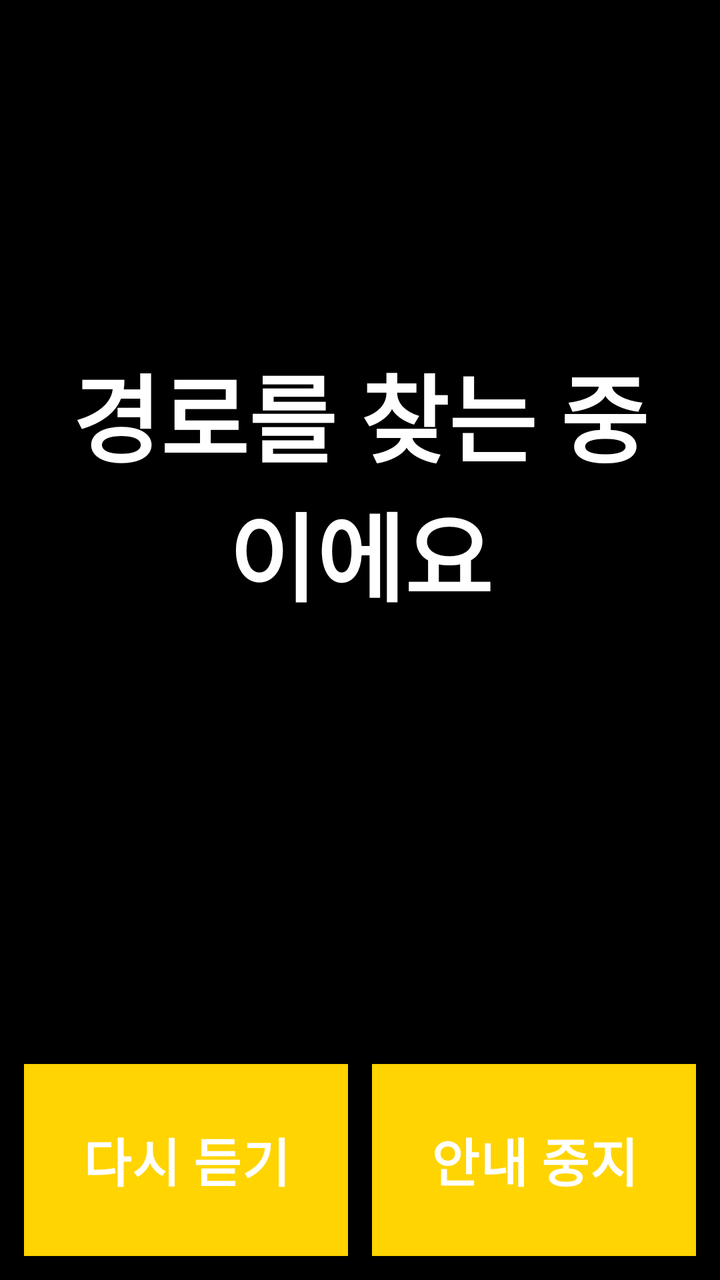
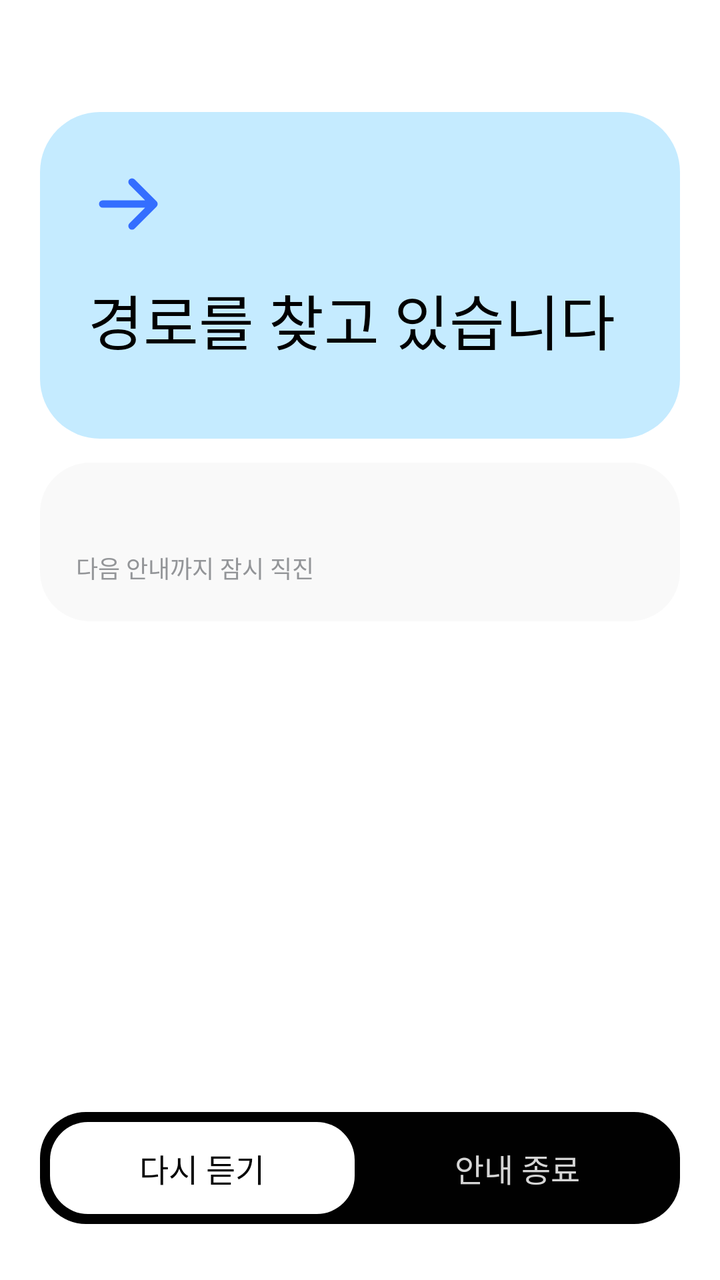

An Android layout rendered at two revisions. The XML below is the earlier revision; the diff shows what the commit changed to produce the second picture.
<!-- AndroidManifest.xml: application theme Theme.APPFE -->
<!-- res/layout/fragment_navigation.xml -->
<?xml version="1.0" encoding="utf-8"?>
<LinearLayout xmlns:android="http://schemas.android.com/apk/res/android"
    android:layout_width="match_parent"
    android:layout_height="match_parent"
    android:orientation="vertical"
    android:background="@color/bg">

    <TextView
        android:id="@+id/instruction_text"
        android:layout_width="match_parent"
        android:layout_height="0dp"
        android:layout_weight="1"
        android:text="@string/nav_routing"
        android:textColor="@color/fg"
        android:textSize="48sp"
        android:textStyle="bold"
        android:gravity="center"
        android:padding="24dp"
        android:importantForAccessibility="no" />

    <TextView
        android:id="@+id/beacon_debug"
        android:layout_width="match_parent"
        android:layout_height="wrap_content"
        android:textColor="@color/accent"
        android:textSize="18sp"
        android:gravity="center"
        android:paddingBottom="12dp"
        android:importantForAccessibility="no" />

    <LinearLayout
        android:layout_width="match_parent"
        android:layout_height="wrap_content"
        android:orientation="horizontal"
        android:padding="12dp">

        <Button
            android:id="@+id/btn_replay"
            style="@style/SubButton"
            android:layout_width="0dp"
            android:layout_height="wrap_content"
            android:layout_weight="1"
            android:layout_marginEnd="6dp"
            android:text="@string/nav_replay"
            android:contentDescription="@string/nav_replay_desc" />

        <Button
            android:id="@+id/btn_stop"
            style="@style/SubButton"
            android:layout_width="0dp"
            android:layout_height="wrap_content"
            android:layout_weight="1"
            android:layout_marginStart="6dp"
            android:text="@string/nav_stop"
            android:contentDescription="@string/nav_stop_desc" />
    </LinearLayout>

</LinearLayout>
<!-- resources referenced by this layout -->
<resources>
  <color name="accent">#FFFFD400</color>
  <color name="bg">#FF000000</color>
  <color name="fg">#FFFFFFFF</color>
  <string name="nav_routing">경로를 찾는 중이에요</string>
  <string name="nav_stop">안내 중지</string>
  <string name="nav_stop_desc">안내 중지, 버튼</string>
  <style name="SubButton" parent="BigButton">
          <item name="android:background">@color/surface</item>
          <item name="android:textColor">@color/fg</item>
          <item name="android:textSize">26sp</item>
      </style>
  <style name="BigButton">
          <item name="android:background">@color/accent</item>
          <item name="android:textColor">@color/accent_text</item>
          <item name="android:textSize">30sp</item>
          <item name="android:textStyle">bold</item>
          <item name="android:minHeight">96dp</item>
          <item name="android:gravity">center</item>
          <item name="android:padding">16dp</item>
      </style>
  <color name="surface">#FF1C1C1C</color>
  <style name="Base.Theme.APPFE" parent="Theme.Material3.DayNight.NoActionBar">
          <item name="android:windowBackground">@color/bg</item>
          <item name="android:textColor">@color/fg</item>
          <item name="colorPrimary">@color/accent</item>
      </style>
  <color name="accent_text">#FF000000</color>
  <!-- unchanged entries left out for length: 3 -->
</resources>

<!-- the commit's change to res/layout/fragment_navigation.xml (unified diff, before → after) -->
@@ -3,54 +3,107 @@
     android:layout_width="match_parent"
     android:layout_height="match_parent"
     android:orientation="vertical"
-    android:background="@color/bg">
+    android:background="@color/screen_bg"
+    android:paddingStart="@dimen/screen_pad_h"
+    android:paddingEnd="@dimen/screen_pad_h"
+    android:paddingTop="@dimen/screen_pad_top"
+    android:paddingBottom="@dimen/screen_pad_bottom">
 
-    <TextView
-        android:id="@+id/instruction_text"
+    <LinearLayout
+        android:id="@+id/nav_card"
+        style="@style/Card.Hero"
+        android:layout_width="match_parent"
+        android:layout_height="wrap_content"
+        android:paddingTop="@dimen/pad_hero_mid"
+        android:paddingBottom="@dimen/pad_hero_mid"
+        android:importantForAccessibility="no">
+
+        <ImageView
+            android:id="@+id/nav_icon"
+            android:layout_width="@dimen/icon_size"
+            android:layout_height="@dimen/icon_size"
+            android:src="@drawable/ic_arrow_right"
+            android:contentDescription="@null" />
+
+        
+        <TextView
+            android:id="@+id/instruction_text"
+            style="@style/Text.Headline"
+            android:layout_width="match_parent"
+            android:layout_height="wrap_content"
+            android:layout_marginTop="@dimen/gap_hero_wide"
+            android:text="@string/nav_routing"
+            android:importantForAccessibility="no" />
+
+        
+        <LinearLayout
+            android:id="@+id/progress_dots"
+            android:layout_width="wrap_content"
+            android:layout_height="wrap_content"
+            android:layout_marginTop="@dimen/gap_hero_wide"
+            android:orientation="horizontal" />
+    </LinearLayout>
+
+    <LinearLayout
+        style="@style/Card.Sub"
+        android:layout_width="match_parent"
+        android:layout_height="wrap_content"
+        android:layout_marginTop="@dimen/screen_gap"
+        android:importantForAccessibility="no">
+
+        <TextView
+            android:id="@+id/beacon_debug"
+            style="@style/Text.Title"
+            android:layout_width="wrap_content"
+            android:layout_height="wrap_content" />
+
+        <TextView
+            android:id="@+id/progress_sub"
+            style="@style/Text.Body"
+            android:layout_width="wrap_content"
+            android:layout_height="wrap_content"
+            android:layout_marginTop="@dimen/gap_text"
+            android:text="@string/nav_progress_sub" />
+    </LinearLayout>
+
+    <View
         android:layout_width="match_parent"
         android:layout_height="0dp"
-        android:layout_weight="1"
-        android:text="@string/nav_routing"
-        android:textColor="@color/fg"
-        android:textSize="48sp"
-        android:textStyle="bold"
-        android:gravity="center"
-        android:padding="24dp"
-        android:importantForAccessibility="no" />
+        android:layout_weight="1" />
 
-    <TextView
-        android:id="@+id/beacon_debug"
-        android:layout_width="match_parent"
-        android:layout_height="wrap_content"
-        android:textColor="@color/accent"
-        android:textSize="18sp"
-        android:gravity="center"
-        android:paddingBottom="12dp"
-        android:importantForAccessibility="no" />
-
+    
     <LinearLayout
         android:layout_width="match_parent"
-        android:layout_height="wrap_content"
+        android:layout_height="@dimen/bar_height"
         android:orientation="horizontal"
-        android:padding="12dp">
+        android:gravity="center_vertical"
+        android:background="@drawable/bg_bar"
+        android:padding="5dp">
 
-        <Button
+        <TextView
             android:id="@+id/btn_replay"
-            style="@style/SubButton"
+            style="@style/Text.Title"
             android:layout_width="0dp"
-            android:layout_height="wrap_content"
+            android:layout_height="@dimen/pill_height"
             android:layout_weight="1"
-            android:layout_marginEnd="6dp"
+            android:gravity="center"
+            android:background="@drawable/bg_pill_white"
+            android:focusable="true"
+            android:clickable="true"
             android:text="@string/nav_replay"
             android:contentDescription="@string/nav_replay_desc" />
 
-        <Button
+        <TextView
             android:id="@+id/btn_stop"
-            style="@style/SubButton"
+            style="@style/Text.Title"
             android:layout_width="0dp"
-            android:layout_height="wrap_content"
+            android:layout_height="@dimen/pill_height"
             android:layout_weight="1"
-            android:layout_marginStart="6dp"
+            android:layout_marginStart="5dp"
+            android:gravity="center"
+            android:textColor="@color/bar_text_off"
+            android:focusable="true"
+            android:clickable="true"
             android:text="@string/nav_stop"
             android:contentDescription="@string/nav_stop_desc" />
     </LinearLayout>
<!-- resource entries referenced after the edit -->
@@ -1,32 +1,106 @@
 <!-- resources referenced by this layout -->
 <resources>
-  <color name="accent">#FFFFD400</color>
-  <color name="bg">#FF000000</color>
-  <color name="fg">#FFFFFFFF</color>
-  <string name="nav_routing">경로를 찾는 중이에요</string>
-  <string name="nav_stop">안내 중지</string>
-  <string name="nav_stop_desc">안내 중지, 버튼</string>
-  <style name="SubButton" parent="BigButton">
-          <item name="android:background">@color/surface</item>
-          <item name="android:textColor">@color/fg</item>
-          <item name="android:textSize">26sp</item>
+  <color name="bar_text_off">#FFD5D5D5</color>
+  <color name="screen_bg">#FFFFFFFF</color>
+  <dimen name="bar_height">56dp</dimen>
+  <dimen name="gap_hero_wide">14dp</dimen>
+  <dimen name="gap_text">4dp</dimen>
+  <dimen name="icon_size">44dp</dimen>
+  <dimen name="pad_hero_mid">32dp</dimen>
+  <dimen name="pill_height">46dp</dimen>
+  <dimen name="screen_gap">12dp</dimen>
+  <dimen name="screen_pad_bottom">28dp</dimen>
+  <dimen name="screen_pad_h">20dp</dimen>
+  <dimen name="screen_pad_top">56dp</dimen>
+  <!-- drawable bg_bar (drawable) -->
+  <?xml version="1.0" encoding="utf-8"?>
+  <shape xmlns:android="http://schemas.android.com/apk/res/android" android:shape="rectangle">
+      <solid android:color="@color/bar_bg" />
+      <corners android:radius="@dimen/radius_bar" />
+  </shape>
+  <!-- drawable bg_pill_white (drawable) -->
+  <?xml version="1.0" encoding="utf-8"?>
+  <shape xmlns:android="http://schemas.android.com/apk/res/android" android:shape="rectangle">
+      <solid android:color="@color/white" />
+      <corners android:radius="@dimen/radius_pill" />
+  </shape>
+  <!-- drawable ic_arrow_right (drawable) -->
+  <?xml version="1.0" encoding="utf-8"?>
+  <vector xmlns:android="http://schemas.android.com/apk/res/android"
+      android:width="24dp"
+      android:height="24dp"
+      android:viewportWidth="24"
+      android:viewportHeight="24">
+      <path
+          android:pathData="M4,12h14M12,6l6,6 -6,6"
+          android:strokeColor="@color/blue"
+          android:strokeWidth="2"
+          android:strokeLineCap="round"
+          android:strokeLineJoin="round" />
+  </vector>
+  <string name="nav_progress_sub">다음 안내까지 잠시 직진</string>
+  <string name="nav_routing">경로를 찾고 있습니다</string>
+  <string name="nav_stop">안내 종료</string>
+  <string name="nav_stop_desc">안내 종료, 버튼</string>
+  <style name="Card.Hero">
+          <item name="android:background">@drawable/bg_hero</item>
+          <item name="android:orientation">vertical</item>
+          <item name="android:padding">@dimen/pad_hero</item>
       </style>
-  <style name="BigButton">
-          <item name="android:background">@color/accent</item>
-          <item name="android:textColor">@color/accent_text</item>
-          <item name="android:textSize">30sp</item>
-          <item name="android:textStyle">bold</item>
-          <item name="android:minHeight">96dp</item>
-          <item name="android:gravity">center</item>
-          <item name="android:padding">16dp</item>
+  <style name="Card.Sub">
+          <item name="android:background">@drawable/bg_card</item>
+          <item name="android:orientation">vertical</item>
+          <item name="android:padding">@dimen/pad_card</item>
       </style>
-  <color name="surface">#FF1C1C1C</color>
-  <style name="Base.Theme.APPFE" parent="Theme.Material3.DayNight.NoActionBar">
-          <item name="android:windowBackground">@color/bg</item>
-          <item name="android:textColor">@color/fg</item>
-          <item name="colorPrimary">@color/accent</item>
+  <style name="Text.Body">
+          <item name="android:fontFamily">@font/gothic_a1_regular</item>
+          <item name="android:textSize">@dimen/text_body</item>
+          <item name="android:textColor">@color/ink_muted</item>
       </style>
-  <color name="accent_text">#FF000000</color>
+  <style name="Text.Headline">
+          <item name="android:fontFamily">@font/ria_sans_regular</item>
+          <item name="android:textSize">@dimen/text_headline</item>
+          <item name="android:textColor">@color/ink</item>
+          <item name="android:includeFontPadding">false</item>
+      </style>
+  <style name="Text.Title">
+          <item name="android:fontFamily">@font/gothic_a1_semibold</item>
+          <item name="android:textSize">@dimen/text_title</item>
+          <item name="android:textColor">@color/ink</item>
+      </style>
+  <color name="bar_bg">#FF010101</color>
+  <dimen name="radius_bar">23dp</dimen>
+  <color name="white">#FFFFFFFF</color>
+  <dimen name="radius_pill">19dp</dimen>
+  <color name="blue">#FF346EFF</color>
+  <!-- drawable bg_hero (drawable) -->
+  <?xml version="1.0" encoding="utf-8"?>
+  <shape xmlns:android="http://schemas.android.com/apk/res/android" android:shape="rectangle">
+      <solid android:color="@color/hero_bg" />
+      <corners android:radius="@dimen/radius_hero" />
+  </shape>
+  <dimen name="pad_hero">24dp</dimen>
+  <!-- drawable bg_card (drawable) -->
+  <?xml version="1.0" encoding="utf-8"?>
+  <shape xmlns:android="http://schemas.android.com/apk/res/android" android:shape="rectangle">
+      <solid android:color="@color/card_bg" />
+      <corners android:radius="@dimen/radius_card" />
+  </shape>
+  <dimen name="pad_card">18dp</dimen>
+  <dimen name="text_body">12sp</dimen>
+  <color name="ink_muted">#FF939598</color>
+  <dimen name="text_headline">30sp</dimen>
+  <color name="ink">#FF010101</color>
+  <dimen name="text_title">16sp</dimen>
+  <style name="Base.Theme.APPFE" parent="Theme.Material3.Light.NoActionBar">
+          <item name="android:windowBackground">@color/screen_bg</item>
+          <item name="android:textColor">@color/ink</item>
+          <item name="colorPrimary">@color/blue</item>
+      </style>
+  <color name="hero_bg">#FFC5EBFF</color>
+  <dimen name="radius_hero">30dp</dimen>
+  <color name="card_bg">#FFF9F9F9</color>
+  <dimen name="radius_card">25dp</dimen>
   <!-- unchanged entries left out for length: 3 -->
 </resources>
 
